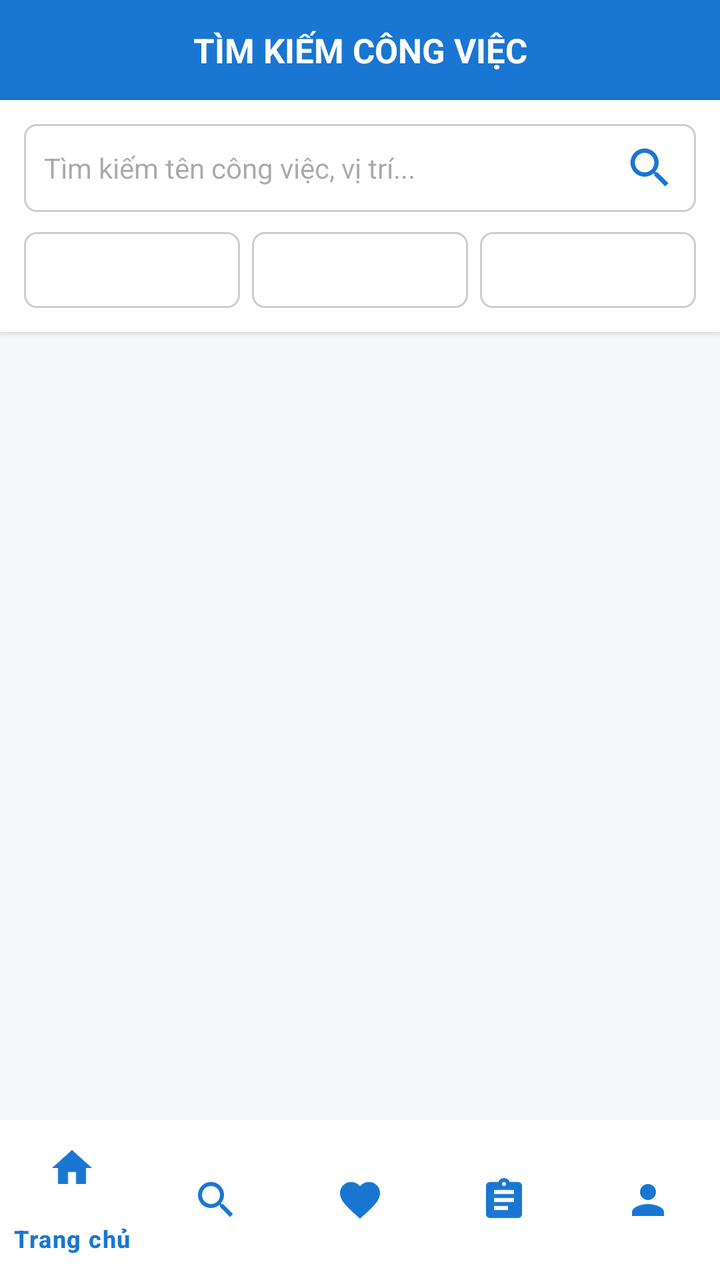
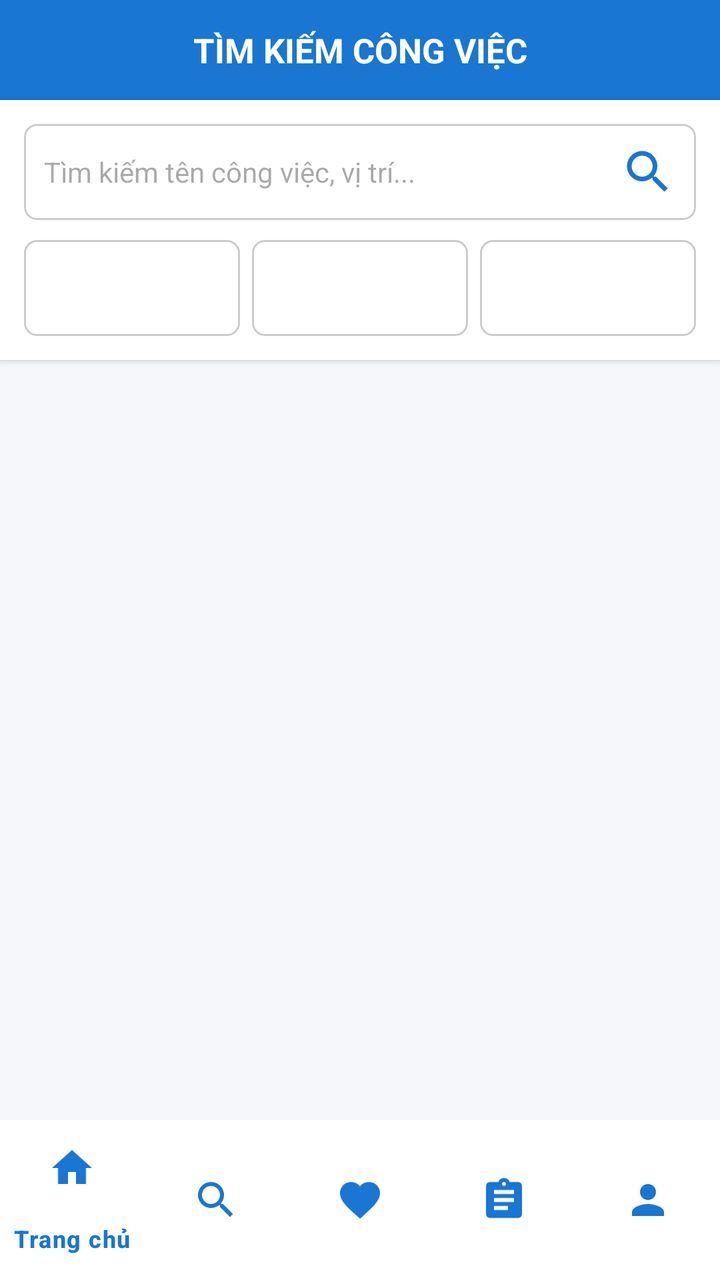

Before-and-after screenshots of an Android layout around one commit, followed by the original layout XML and the change that was made.
<!-- AndroidManifest.xml: application theme Theme.Nhom_7 -->
<!-- res/layout/activity_tim_viec.xml -->
<?xml version="1.0" encoding="utf-8"?>
<RelativeLayout xmlns:android="http://schemas.android.com/apk/res/android"
    xmlns:app="http://schemas.android.com/apk/res-auto"
    xmlns:tools="http://schemas.android.com/tools"
    android:layout_width="match_parent"
    android:layout_height="match_parent"
    android:background="@color/mau_nen"
    tools:ignore="all">

    <LinearLayout
        android:layout_width="match_parent"
        android:layout_height="match_parent"
        android:layout_above="@id/bottomNavigation"
        android:orientation="vertical">

        
        <TextView
            android:layout_width="match_parent"
            android:layout_height="50dp"
            android:background="@color/mau_chu_dao"
            android:gravity="center"
            android:text="@string/title_tim_kiem_cong_viec"
            android:textColor="@color/white"
            android:textSize="17sp"
            android:textStyle="bold" />

        
        <LinearLayout
            android:layout_width="match_parent"
            android:layout_height="wrap_content"
            android:background="@color/white"
            android:elevation="2dp"
            android:orientation="vertical"
            android:padding="12dp">

            <LinearLayout
                android:layout_width="match_parent"
                android:layout_height="44dp"
                android:background="@drawable/khung_nhap_lieu"
                android:gravity="center_vertical"
                android:orientation="horizontal"
                android:paddingHorizontal="10dp">

                <EditText
                    android:id="@+id/edtTimKiem"
                    android:layout_width="0dp"
                    android:layout_height="match_parent"
                    android:layout_weight="1"
                    android:background="@null"
                    android:hint="@string/hint_tim_kiem_nhanh"
                    android:imeOptions="actionSearch"
                    android:importantForAutofill="no"
                    android:inputType="text"
                    android:textSize="14sp" />

                <ImageView
                    android:id="@+id/btnTimKiem"
                    android:layout_width="26dp"
                    android:layout_height="26dp"
                    android:contentDescription="@string/title_tim_kiem_cong_viec"
                    android:src="@drawable/ic_tim_viec"
                    app:tint="@color/mau_chu_dao" />
            </LinearLayout>

            
            <LinearLayout
                android:layout_width="match_parent"
                android:layout_height="wrap_content"
                android:layout_marginTop="10dp"
                android:orientation="horizontal">

                <Spinner
                    android:id="@+id/spnDanhMuc"
                    android:layout_width="0dp"
                    android:layout_height="38dp"
                    android:layout_weight="1"
                    android:background="@drawable/khung_nhap_lieu"
                    android:paddingHorizontal="4dp" />

                <View
                    android:layout_width="6dp"
                    android:layout_height="1dp" />

                <Spinner
                    android:id="@+id/spnDiaDiem"
                    android:layout_width="0dp"
                    android:layout_height="38dp"
                    android:layout_weight="1"
                    android:background="@drawable/khung_nhap_lieu"
                    android:paddingHorizontal="4dp" />

                <View
                    android:layout_width="6dp"
                    android:layout_height="1dp" />

                <Spinner
                    android:id="@+id/spnSapXep"
                    android:layout_width="0dp"
                    android:layout_height="38dp"
                    android:layout_weight="1"
                    android:background="@drawable/khung_nhap_lieu"
                    android:paddingHorizontal="4dp" />

            </LinearLayout>

        </LinearLayout>

        
        <androidx.recyclerview.widget.RecyclerView
            android:id="@+id/rvDanhSachViecLam"
            android:layout_width="match_parent"
            android:layout_height="match_parent"
            android:layout_marginTop="6dp" />

        <TextView
            android:id="@+id/tvKhongCoDuLieu"
            android:layout_width="match_parent"
            android:layout_height="wrap_content"
            android:layout_marginTop="40dp"
            android:gravity="center"
            android:text="Không tìm thấy công việc phù hợp."
            android:textColor="@color/mau_chu_phu"
            android:textSize="14sp"
            android:visibility="gone" />

    </LinearLayout>

    <com.google.android.material.bottomnavigation.BottomNavigationView
        android:id="@+id/bottomNavigation"
        android:layout_width="match_parent"
        android:layout_height="wrap_content"
        android:layout_alignParentBottom="true"
        android:background="@color/white"
        android:elevation="8dp"
        app:itemIconTint="@color/mau_chu_dao"
        app:itemTextColor="@color/mau_chu_dao"
        app:menu="@menu/bottom_navigation_menu" />

</RelativeLayout>
<!-- resources referenced by this layout -->
<resources>
  <color name="mau_chu_dao">#1976D2</color>
  <color name="mau_chu_phu">#757575</color>
  <color name="mau_nen">#F5F7FA</color>
  <color name="white">#FFFFFFFF</color>
  <!-- drawable ic_tim_viec (drawable) -->
  <vector xmlns:android="http://schemas.android.com/apk/res/android"
      android:width="24dp"
      android:height="24dp"
      android:viewportWidth="24"
      android:viewportHeight="24">
    <path
        android:fillColor="#FF000000"
        android:pathData="M15.5,14h-0.79l-0.28,-0.27C15.41,12.59 16,11.11 16,9.5 16,5.91 13.09,3 9.5,3S3,5.91 3,9.5 5.91,16 9.5,16c1.61,0 3.09,-0.59 4.23,-1.57l0.27,0.28v0.79l5,4.99L20.49,19l-4.99,-5zM9.5,14C7.01,14 5,11.99 5,9.5S7.01,5 9.5,5 14,7.01 14,9.5 11.99,14 9.5,14z"/>
  </vector>
  <!-- drawable khung_nhap_lieu (drawable) -->
  <?xml version="1.0" encoding="utf-8"?>
  <shape xmlns:android="http://schemas.android.com/apk/res/android"
      android:shape="rectangle">
      <solid android:color="#FFFFFF" />
      <stroke
          android:width="1dp"
          android:color="#CCCCCC" />
      <corners android:radius="6dp" />
  </shape>
  <string name="hint_tim_kiem_nhanh">Tìm kiếm tên công việc, vị trí...</string>
  <string name="title_tim_kiem_cong_viec">TÌM KIẾM CÔNG VIỆC</string>
  <style name="Theme.Nhom_7" parent="Base.Theme.Nhom_7" />
  <style name="Base.Theme.Nhom_7" parent="Theme.Material3.DayNight.NoActionBar">
          
          
      </style>
</resources>

<!-- the commit's change to res/layout/activity_tim_viec.xml (unified diff, before → after) -->
@@ -5,13 +5,14 @@
     android:layout_width="match_parent"
     android:layout_height="match_parent"
     android:background="@color/mau_nen"
-    tools:ignore="all">
+    tools:ignore="Autofill,LabelFor,HardcodedText,TouchTargetSizeCheck,VisualLintButtonSize,VisualLintBounds,TextContrastCheck,SmallSp,UseCompoundDrawables,MissingTranslation">
 
     <LinearLayout
         android:layout_width="match_parent"
         android:layout_height="match_parent"
         android:layout_above="@id/bottomNavigation"
-        android:orientation="vertical">
+        android:orientation="vertical"
+        tools:ignore="Autofill,LabelFor,HardcodedText,TouchTargetSizeCheck,VisualLintButtonSize,VisualLintBounds,TextContrastCheck,SmallSp,UseCompoundDrawables,MissingTranslation">
 
         
         <TextView
@@ -22,7 +23,8 @@
             android:text="@string/title_tim_kiem_cong_viec"
             android:textColor="@color/white"
             android:textSize="17sp"
-            android:textStyle="bold" />
+            android:textStyle="bold"
+            tools:ignore="Autofill,LabelFor,HardcodedText,TouchTargetSizeCheck,VisualLintButtonSize,VisualLintBounds,TextContrastCheck,SmallSp,UseCompoundDrawables,MissingTranslation" />
 
         
         <LinearLayout
@@ -31,35 +33,40 @@
             android:background="@color/white"
             android:elevation="2dp"
             android:orientation="vertical"
-            android:padding="12dp">
+            android:padding="12dp"
+            tools:ignore="Autofill,LabelFor,HardcodedText,TouchTargetSizeCheck,VisualLintButtonSize,VisualLintBounds,TextContrastCheck,SmallSp,UseCompoundDrawables,MissingTranslation">
 
             <LinearLayout
                 android:layout_width="match_parent"
-                android:layout_height="44dp"
+                android:layout_height="48dp"
                 android:background="@drawable/khung_nhap_lieu"
                 android:gravity="center_vertical"
                 android:orientation="horizontal"
-                android:paddingHorizontal="10dp">
+                android:paddingHorizontal="10dp"
+                tools:ignore="Autofill,LabelFor,HardcodedText,TouchTargetSizeCheck,VisualLintButtonSize,VisualLintBounds,TextContrastCheck,SmallSp,UseCompoundDrawables,MissingTranslation">
 
                 <EditText
                     android:id="@+id/edtTimKiem"
                     android:layout_width="0dp"
                     android:layout_height="match_parent"
                     android:layout_weight="1"
+                    android:autofillHints="none"
                     android:background="@null"
                     android:hint="@string/hint_tim_kiem_nhanh"
                     android:imeOptions="actionSearch"
                     android:importantForAutofill="no"
                     android:inputType="text"
-                    android:textSize="14sp" />
+                    android:textSize="14sp"
+                    tools:ignore="Autofill,LabelFor,HardcodedText,TouchTargetSizeCheck,VisualLintButtonSize,VisualLintBounds,TextContrastCheck,SmallSp,UseCompoundDrawables,MissingTranslation" />
 
                 <ImageView
                     android:id="@+id/btnTimKiem"
-                    android:layout_width="26dp"
-                    android:layout_height="26dp"
+                    android:layout_width="28dp"
+                    android:layout_height="28dp"
                     android:contentDescription="@string/title_tim_kiem_cong_viec"
                     android:src="@drawable/ic_tim_viec"
-                    app:tint="@color/mau_chu_dao" />
+                    app:tint="@color/mau_chu_dao"
+                    tools:ignore="Autofill,LabelFor,HardcodedText,TouchTargetSizeCheck,VisualLintButtonSize,VisualLintBounds,TextContrastCheck,SmallSp,UseCompoundDrawables,MissingTranslation" />
             </LinearLayout>
 
             
@@ -67,15 +74,17 @@
                 android:layout_width="match_parent"
                 android:layout_height="wrap_content"
                 android:layout_marginTop="10dp"
-                android:orientation="horizontal">
+                android:orientation="horizontal"
+                tools:ignore="Autofill,LabelFor,HardcodedText,TouchTargetSizeCheck,VisualLintButtonSize,VisualLintBounds,TextContrastCheck,SmallSp,UseCompoundDrawables,MissingTranslation">
 
                 <Spinner
                     android:id="@+id/spnDanhMuc"
                     android:layout_width="0dp"
-                    android:layout_height="38dp"
+                    android:layout_height="48dp"
                     android:layout_weight="1"
                     android:background="@drawable/khung_nhap_lieu"
-                    android:paddingHorizontal="4dp" />
+                    android:paddingHorizontal="4dp"
+                    tools:ignore="Autofill,LabelFor,HardcodedText,TouchTargetSizeCheck,VisualLintButtonSize,VisualLintBounds,TextContrastCheck,SmallSp,UseCompoundDrawables,MissingTranslation" />
 
                 <View
                     android:layout_width="6dp"
@@ -84,10 +93,11 @@
                 <Spinner
                     android:id="@+id/spnDiaDiem"
                     android:layout_width="0dp"
-                    android:layout_height="38dp"
+                    android:layout_height="48dp"
                     android:layout_weight="1"
                     android:background="@drawable/khung_nhap_lieu"
-                    android:paddingHorizontal="4dp" />
+                    android:paddingHorizontal="4dp"
+                    tools:ignore="Autofill,LabelFor,HardcodedText,TouchTargetSizeCheck,VisualLintButtonSize,VisualLintBounds,TextContrastCheck,SmallSp,UseCompoundDrawables,MissingTranslation" />
 
                 <View
                     android:layout_width="6dp"
@@ -96,10 +106,11 @@
                 <Spinner
                     android:id="@+id/spnSapXep"
                     android:layout_width="0dp"
-                    android:layout_height="38dp"
+                    android:layout_height="48dp"
                     android:layout_weight="1"
                     android:background="@drawable/khung_nhap_lieu"
-                    android:paddingHorizontal="4dp" />
+                    android:paddingHorizontal="4dp"
+                    tools:ignore="Autofill,LabelFor,HardcodedText,TouchTargetSizeCheck,VisualLintButtonSize,VisualLintBounds,TextContrastCheck,SmallSp,UseCompoundDrawables,MissingTranslation" />
 
             </LinearLayout>
 
@@ -110,7 +121,8 @@
             android:id="@+id/rvDanhSachViecLam"
             android:layout_width="match_parent"
             android:layout_height="match_parent"
-            android:layout_marginTop="6dp" />
+            android:layout_marginTop="6dp"
+            tools:ignore="Autofill,LabelFor,HardcodedText,TouchTargetSizeCheck,VisualLintButtonSize,VisualLintBounds,TextContrastCheck,SmallSp,UseCompoundDrawables,MissingTranslation" />
 
         <TextView
             android:id="@+id/tvKhongCoDuLieu"
@@ -118,10 +130,11 @@
             android:layout_height="wrap_content"
             android:layout_marginTop="40dp"
             android:gravity="center"
-            android:text="Không tìm thấy công việc phù hợp."
+            android:text="@string/no_data_found"
             android:textColor="@color/mau_chu_phu"
             android:textSize="14sp"
-            android:visibility="gone" />
+            android:visibility="gone"
+            tools:ignore="Autofill,LabelFor,HardcodedText,TouchTargetSizeCheck,VisualLintButtonSize,VisualLintBounds,TextContrastCheck,SmallSp,UseCompoundDrawables,MissingTranslation" />
 
     </LinearLayout>
 
@@ -134,6 +147,7 @@
         android:elevation="8dp"
         app:itemIconTint="@color/mau_chu_dao"
         app:itemTextColor="@color/mau_chu_dao"
-        app:menu="@menu/bottom_navigation_menu" />
+        app:menu="@menu/bottom_navigation_menu"
+        tools:ignore="Autofill,LabelFor,HardcodedText,TouchTargetSizeCheck,VisualLintButtonSize,VisualLintBounds,TextContrastCheck,SmallSp,UseCompoundDrawables,MissingTranslation" />
 
 </RelativeLayout>
<!-- resource entries referenced after the edit -->
@@ -25,6 +25,7 @@
       <corners android:radius="6dp" />
   </shape>
   <string name="hint_tim_kiem_nhanh">Tìm kiếm tên công việc, vị trí...</string>
+  <string name="no_data_found">Không tìm thấy công việc phù hợp.</string>
   <string name="title_tim_kiem_cong_viec">TÌM KIẾM CÔNG VIỆC</string>
   <style name="Theme.Nhom_7" parent="Base.Theme.Nhom_7" />
   <style name="Base.Theme.Nhom_7" parent="Theme.Material3.DayNight.NoActionBar">
